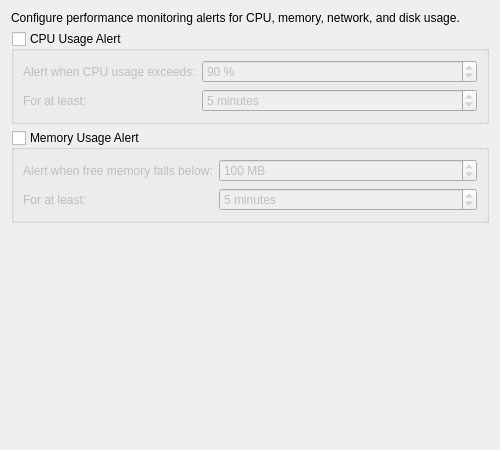
Qt form src/xenadmin-ui/settingspanels/perfmonalerteditpage.ui (benapetr/XenAdminQt) before a commit.
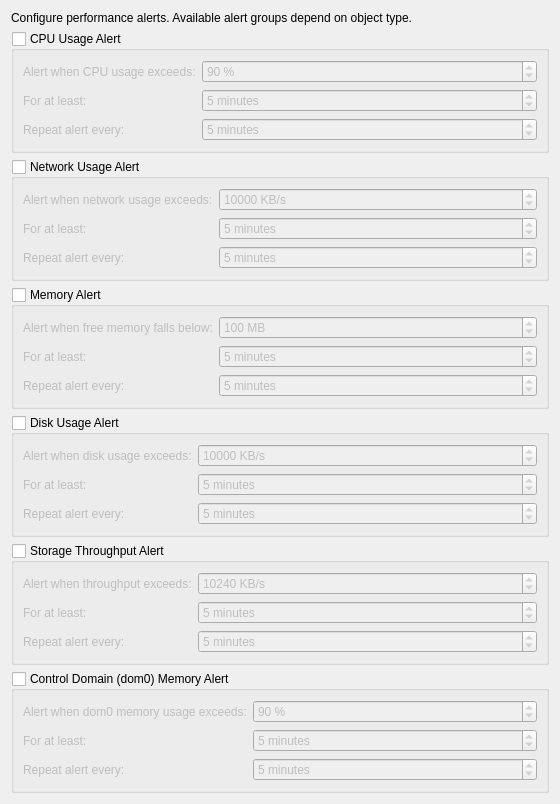
The same form after that commit.

Patch:
```diff
--- a/src/xenadmin-ui/settingspanels/perfmonalerteditpage.ui
+++ b/src/xenadmin-ui/settingspanels/perfmonalerteditpage.ui
@@ -6,15 +6,15 @@
    <rect>
     <x>0</x>
     <y>0</y>
-    <width>500</width>
-    <height>450</height>
+    <width>560</width>
+    <height>620</height>
    </rect>
   </property>
   <layout class="QVBoxLayout" name="verticalLayout">
    <item>
     <widget class="QLabel" name="labelInfo">
      <property name="text">
-      <string>Configure performance monitoring alerts for CPU, memory, network, and disk usage.</string>
+      <string>Configure performance alerts. Available alert groups depend on object type.</string>
      </property>
      <property name="wordWrap">
       <bool>true</bool>
@@ -41,24 +41,20 @@
        </widget>
       </item>
       <item row="0" column="1">
-       <layout class="QHBoxLayout" name="horizontalLayout">
-        <item>
-         <widget class="QSpinBox" name="spinBoxCPUThreshold">
-          <property name="suffix">
-           <string> %</string>
-          </property>
-          <property name="minimum">
-           <number>1</number>
-          </property>
-          <property name="maximum">
-           <number>100</number>
-          </property>
-          <property name="value">
-           <number>90</number>
-          </property>
-         </widget>
-        </item>
-       </layout>
+       <widget class="QSpinBox" name="spinBoxCPUThreshold">
+        <property name="suffix">
+         <string> %</string>
+        </property>
+        <property name="minimum">
+         <number>1</number>
+        </property>
+        <property name="maximum">
+         <number>100</number>
+        </property>
+        <property name="value">
+         <number>90</number>
+        </property>
+       </widget>
       </item>
       <item row="1" column="0">
        <widget class="QLabel" name="labelCPUDuration">
@@ -76,7 +72,114 @@
          <number>1</number>
         </property>
         <property name="maximum">
-         <number>60</number>
+         <number>1440</number>
+        </property>
+        <property name="value">
+         <number>5</number>
+        </property>
+       </widget>
+      </item>
+      <item row="2" column="0">
+       <widget class="QLabel" name="labelCPUInterval">
+        <property name="text">
+         <string>Repeat alert every:</string>
+        </property>
+       </widget>
+      </item>
+      <item row="2" column="1">
+       <widget class="QSpinBox" name="spinBoxCPUInterval">
+        <property name="suffix">
+         <string> minutes</string>
+        </property>
+        <property name="minimum">
+         <number>1</number>
+        </property>
+        <property name="maximum">
+         <number>1440</number>
+        </property>
+        <property name="value">
+         <number>5</number>
+        </property>
+       </widget>
+      </item>
+     </layout>
+    </widget>
+   </item>
+   <item>
+    <widget class="QGroupBox" name="groupBoxNetwork">
+     <property name="title">
+      <string>Network Usage Alert</string>
+     </property>
+     <property name="checkable">
+      <bool>true</bool>
+     </property>
+     <property name="checked">
+      <bool>false</bool>
+     </property>
+     <layout class="QFormLayout" name="formLayoutNetwork">
+      <item row="0" column="0">
+       <widget class="QLabel" name="labelNetworkThreshold">
+        <property name="text">
+         <string>Alert when network usage exceeds:</string>
+        </property>
+       </widget>
+      </item>
+      <item row="0" column="1">
+       <widget class="QSpinBox" name="spinBoxNetworkThreshold">
+        <property name="suffix">
+         <string> KB/s</string>
+        </property>
+        <property name="minimum">
+         <number>1</number>
+        </property>
+        <property name="maximum">
+         <number>1000000</number>
+        </property>
+        <property name="value">
+         <number>10000</number>
+        </property>
+       </widget>
+      </item>
+      <item row="1" column="0">
+       <widget class="QLabel" name="labelNetworkDuration">
+        <property name="text">
+         <string>For at least:</string>
+        </property>
+       </widget>
+      </item>
+      <item row="1" column="1">
+       <widget class="QSpinBox" name="spinBoxNetworkDuration">
+        <property name="suffix">
+         <string> minutes</string>
+        </property>
+        <property name="minimum">
+         <number>1</number>
+        </property>
+        <property name="maximum">
+         <number>1440</number>
+        </property>
+        <property name="value">
+         <number>5</number>
+        </property>
+       </widget>
+      </item>
+      <item row="2" column="0">
+       <widget class="QLabel" name="labelNetworkInterval">
+        <property name="text">
+         <string>Repeat alert every:</string>
+        </property>
+       </widget>
+      </item>
+      <item row="2" column="1">
+       <widget class="QSpinBox" name="spinBoxNetworkInterval">
+        <property name="suffix">
+         <string> minutes</string>
+        </property>
+        <property name="minimum">
+         <number>1</number>
+        </property>
+        <property name="maximum">
+         <number>1440</number>
         </property>
         <property name="value">
          <number>5</number>
@@ -89,7 +192,7 @@
    <item>
     <widget class="QGroupBox" name="groupBoxMemory">
      <property name="title">
-      <string>Memory Usage Alert</string>
+      <string>Memory Alert</string>
      </property>
      <property name="checkable">
       <bool>true</bool>
@@ -111,10 +214,10 @@
          <string> MB</string>
         </property>
         <property name="minimum">
-         <number>10</number>
+         <number>1</number>
         </property>
         <property name="maximum">
-         <number>10000</number>
+         <number>2097152</number>
         </property>
         <property name="value">
          <number>100</number>
@@ -137,7 +240,282 @@
          <number>1</number>
         </property>
         <property name="maximum">
-         <number>60</number>
+         <number>1440</number>
+        </property>
+        <property name="value">
+         <number>5</number>
+        </property>
+       </widget>
+      </item>
+      <item row="2" column="0">
+       <widget class="QLabel" name="labelMemoryInterval">
+        <property name="text">
+         <string>Repeat alert every:</string>
+        </property>
+       </widget>
+      </item>
+      <item row="2" column="1">
+       <widget class="QSpinBox" name="spinBoxMemoryInterval">
+        <property name="suffix">
+         <string> minutes</string>
+        </property>
+        <property name="minimum">
+         <number>1</number>
+        </property>
+        <property name="maximum">
+         <number>1440</number>
+        </property>
+        <property name="value">
+         <number>5</number>
+        </property>
+       </widget>
+      </item>
+     </layout>
+    </widget>
+   </item>
+   <item>
+    <widget class="QGroupBox" name="groupBoxDisk">
+     <property name="title">
+      <string>Disk Usage Alert</string>
+     </property>
+     <property name="checkable">
+      <bool>true</bool>
+     </property>
+     <property name="checked">
+      <bool>false</bool>
+     </property>
+     <layout class="QFormLayout" name="formLayoutDisk">
+      <item row="0" column="0">
+       <widget class="QLabel" name="labelDiskThreshold">
+        <property name="text">
+         <string>Alert when disk usage exceeds:</string>
+        </property>
+       </widget>
+      </item>
+      <item row="0" column="1">
+       <widget class="QSpinBox" name="spinBoxDiskThreshold">
+        <property name="suffix">
+         <string> KB/s</string>
+        </property>
+        <property name="minimum">
+         <number>1</number>
+        </property>
+        <property name="maximum">
+         <number>1000000</number>
+        </property>
+        <property name="value">
+         <number>10000</number>
+        </property>
+       </widget>
+      </item>
+      <item row="1" column="0">
+       <widget class="QLabel" name="labelDiskDuration">
+        <property name="text">
+         <string>For at least:</string>
+        </property>
+       </widget>
+      </item>
+      <item row="1" column="1">
+       <widget class="QSpinBox" name="spinBoxDiskDuration">
+        <property name="suffix">
+         <string> minutes</string>
+        </property>
+        <property name="minimum">
+         <number>1</number>
+        </property>
+        <property name="maximum">
+         <number>1440</number>
+        </property>
+        <property name="value">
+         <number>5</number>
+        </property>
+       </widget>
+      </item>
+      <item row="2" column="0">
+       <widget class="QLabel" name="labelDiskInterval">
+        <property name="text">
+         <string>Repeat alert every:</string>
+        </property>
+       </widget>
+      </item>
+      <item row="2" column="1">
+       <widget class="QSpinBox" name="spinBoxDiskInterval">
+        <property name="suffix">
+         <string> minutes</string>
+        </property>
+        <property name="minimum">
+         <number>1</number>
+        </property>
+        <property name="maximum">
+         <number>1440</number>
+        </property>
+        <property name="value">
+         <number>5</number>
+        </property>
+       </widget>
+      </item>
+     </layout>
+    </widget>
+   </item>
+   <item>
+    <widget class="QGroupBox" name="groupBoxSr">
+     <property name="title">
+      <string>Storage Throughput Alert</string>
+     </property>
+     <property name="checkable">
+      <bool>true</bool>
+     </property>
+     <property name="checked">
+      <bool>false</bool>
+     </property>
+     <layout class="QFormLayout" name="formLayoutSr">
+      <item row="0" column="0">
+       <widget class="QLabel" name="labelSrThreshold">
+        <property name="text">
+         <string>Alert when throughput exceeds:</string>
+        </property>
+       </widget>
+      </item>
+      <item row="0" column="1">
+       <widget class="QSpinBox" name="spinBoxSrThreshold">
+        <property name="suffix">
+         <string> KB/s</string>
+        </property>
+        <property name="minimum">
+         <number>1</number>
+        </property>
+        <property name="maximum">
+         <number>1000000</number>
+        </property>
+        <property name="value">
+         <number>10240</number>
+        </property>
+       </widget>
+      </item>
+      <item row="1" column="0">
+       <widget class="QLabel" name="labelSrDuration">
+        <property name="text">
+         <string>For at least:</string>
+        </property>
+       </widget>
+      </item>
+      <item row="1" column="1">
+       <widget class="QSpinBox" name="spinBoxSrDuration">
+        <property name="suffix">
+         <string> minutes</string>
+        </property>
+        <property name="minimum">
+         <number>1</number>
+        </property>
+        <property name="maximum">
+         <number>1440</number>
+        </property>
+        <property name="value">
+         <number>5</number>
+        </property>
+       </widget>
+      </item>
+      <item row="2" column="0">
+       <widget class="QLabel" name="labelSrInterval">
+        <property name="text">
+         <string>Repeat alert every:</string>
+        </property>
+       </widget>
+      </item>
+      <item row="2" column="1">
+       <widget class="QSpinBox" name="spinBoxSrInterval">
+        <property name="suffix">
+         <string> minutes</string>
+        </property>
+        <property name="minimum">
+         <number>1</number>
+        </property>
+        <property name="maximum">
+         <number>1440</number>
+        </property>
+        <property name="value">
+         <number>5</number>
+        </property>
+       </widget>
+      </item>
+     </layout>
+    </widget>
+   </item>
+   <item>
+    <widget class="QGroupBox" name="groupBoxDom0Memory">
+     <property name="title">
+      <string>Control Domain (dom0) Memory Alert</string>
+     </property>
+     <property name="checkable">
+      <bool>true</bool>
+     </property>
+     <property name="checked">
+      <bool>false</bool>
+     </property>
+     <layout class="QFormLayout" name="formLayoutDom0">
+      <item row="0" column="0">
+       <widget class="QLabel" name="labelDom0Threshold">
+        <property name="text">
+         <string>Alert when dom0 memory usage exceeds:</string>
+        </property>
+       </widget>
+      </item>
+      <item row="0" column="1">
+       <widget class="QSpinBox" name="spinBoxDom0Threshold">
+        <property name="suffix">
+         <string> %</string>
+        </property>
+        <property name="minimum">
+         <number>1</number>
+        </property>
+        <property name="maximum">
+         <number>100</number>
+        </property>
+        <property name="value">
+         <number>90</number>
+        </property>
+       </widget>
+      </item>
+      <item row="1" column="0">
+       <widget class="QLabel" name="labelDom0Duration">
+        <property name="text">
+         <string>For at least:</string>
+        </property>
+       </widget>
+      </item>
+      <item row="1" column="1">
+       <widget class="QSpinBox" name="spinBoxDom0Duration">
+        <property name="suffix">
+         <string> minutes</string>
+        </property>
+        <property name="minimum">
+         <number>1</number>
+        </property>
+        <property name="maximum">
+         <number>1440</number>
+        </property>
+        <property name="value">
+         <number>5</number>
+        </property>
+       </widget>
+      </item>
+      <item row="2" column="0">
+       <widget class="QLabel" name="labelDom0Interval">
+        <property name="text">
+         <string>Repeat alert every:</string>
+        </property>
+       </widget>
+      </item>
+      <item row="2" column="1">
+       <widget class="QSpinBox" name="spinBoxDom0Interval">
+        <property name="suffix">
+         <string> minutes</string>
+        </property>
+        <property name="minimum">
+         <number>1</number>
+        </property>
+        <property name="maximum">
+         <number>1440</number>
         </property>
         <property name="value">
          <number>5</number>
```
Left out of the diff: 4 changed lines with no effect on the pictures.
